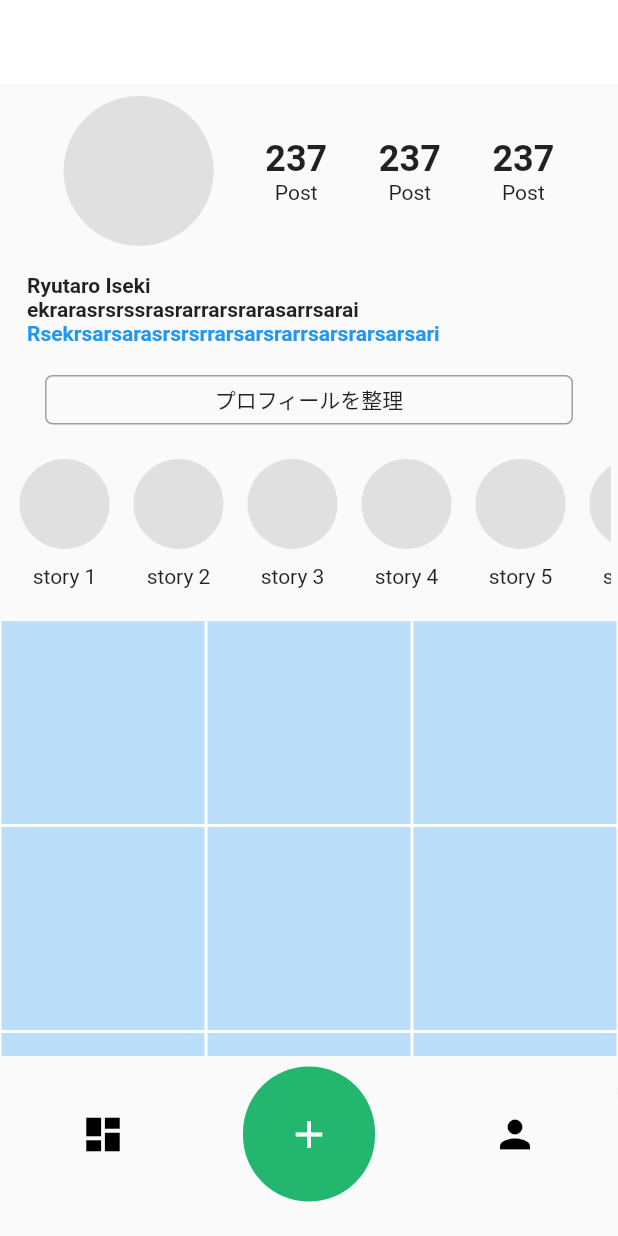
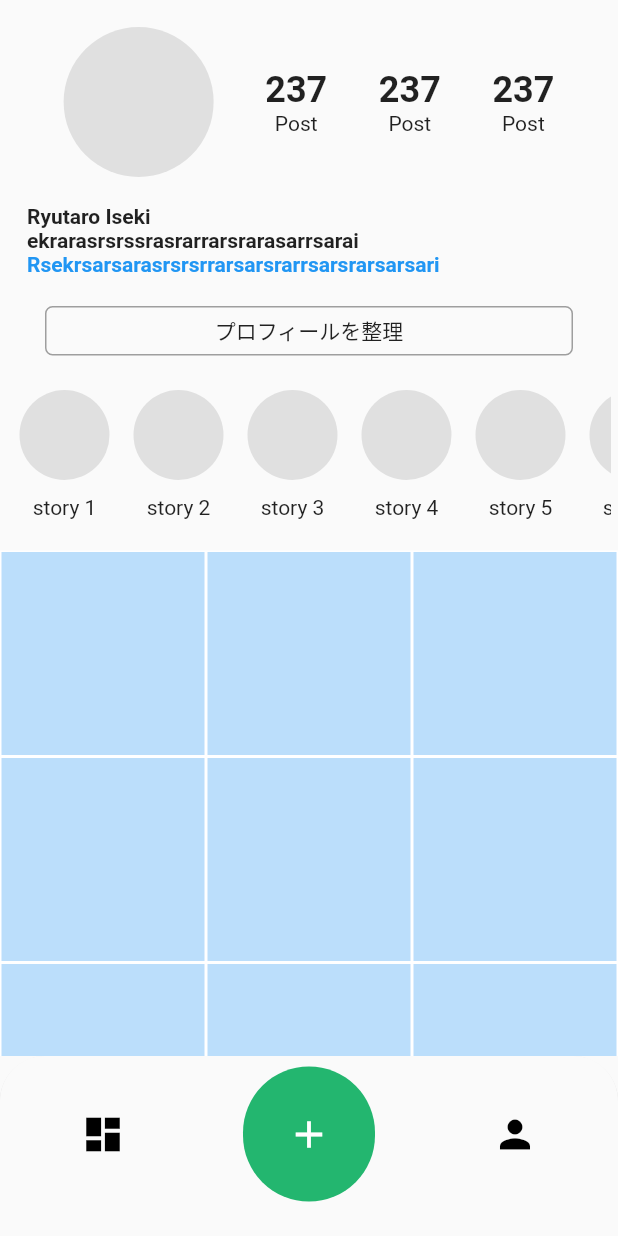
Before and after one commit to iseruuuuu/book_instagram_app, a Flutter app: the screen it shows after launch, item 3 of the bottom bar chosen, on a phone screen of 412 x 824 dp. Run offline on Flutter 3.47's test engine with Material 2 defaults, Android fonts, the phone set to English and light mode, and no system bars; our stand-ins replace image_picker.

Commit message:
add: appbarの調整

```diff
--- a/lib/screen/home/children/home_appbar.dart
+++ b/lib/screen/home/children/home_appbar.dart
@@ -6,13 +6,13 @@ class HomeAppBar extends StatelessWidget with PreferredSizeWidget {
   }) : super(key: key);
 
   @override
-  Size get preferredSize => const Size.fromHeight(kToolbarHeight);
+  Size get preferredSize => const Size.fromHeight(10);
 
   @override
   Widget build(BuildContext context) {
     return AppBar(
       elevation: 0,
-      backgroundColor: Colors.white,
+      backgroundColor: Colors.transparent,
     );
   }
 }
```
